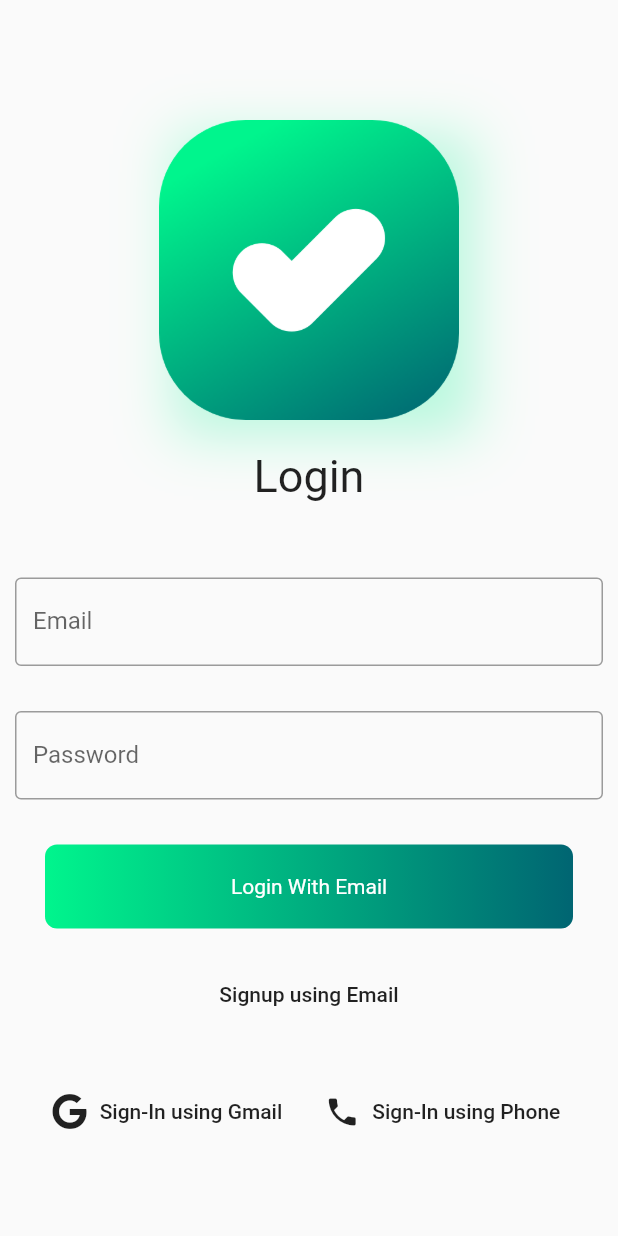
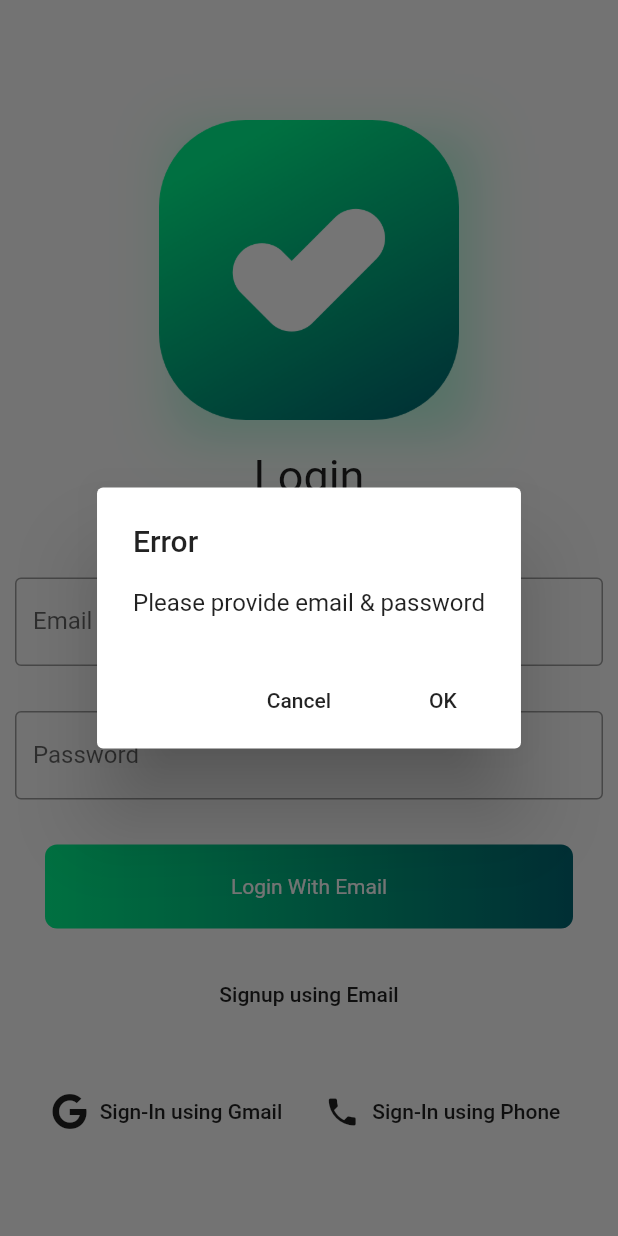
Before and after one commit to EhsanTgv/MyTasks, a Flutter app: the screen it shows after launch, after a tap on "Login With Email", on a phone screen of 412 x 824 dp. Run offline on Flutter 3.47's test engine with Material 2 defaults, Android fonts, the phone set to English and light mode, and no system bars; our stand-ins replace firebase_auth, font_awesome_flutter; accounts and stored records are empty.

Commit message:
LoginScreen implement error dialog

```diff
--- a/lib/screens/login_screen.dart
+++ b/lib/screens/login_screen.dart
@@ -1,3 +1,4 @@
+import 'package:firebase_auth/firebase_auth.dart';
 import 'package:flutter/material.dart';
 import 'package:font_awesome_flutter/font_awesome_flutter.dart';
 import 'package:mytask/config/config.dart';
@@ -9,8 +10,41 @@ class LoginScreen extends StatefulWidget {
 
 class _LoginScreenState extends State<LoginScreen> {
   final TextEditingController _emailController = TextEditingController();
+  final TextEditingController _passwordController = TextEditingController();
 
-  final TextEditingController _passwordController = TextEditingController();
+  final FirebaseAuth _auth = FirebaseAuth.instance;
+
+  void _signIn() async {
+    String email = _emailController.text.trim();
+    String password = _passwordController.text;
+
+    if (email.isNotEmpty && password.isNotEmpty) {
+      //authentication
+    } else {
+      showDialog(
+          context: context,
+          builder: (context) {
+            return AlertDialog(
+              title: Text("Error"),
+              content: Text("Please provide email & password"),
+              actions: <Widget>[
+                FlatButton(
+                  child: Text("Cancel"),
+                  onPressed: () {
+                    Navigator.of(context).pop();
+                  },
+                ),
+                FlatButton(
+                  child: Text("OK"),
+                  onPressed: () {
+                    Navigator.of(context).pop();
+                  },
+                )
+              ],
+            );
+          });
+    }
+  }
 
   @override
   Widget build(BuildContext context) {
@@ -67,7 +101,9 @@ class _LoginScreenState extends State<LoginScreen> {
               ),
             ),
             InkWell(
-              onTap: () {},
+              onTap: () {
+                _signIn();
+              },
               child: Container(
                 decoration: BoxDecoration(
                   gradient: LinearGradient(
```
